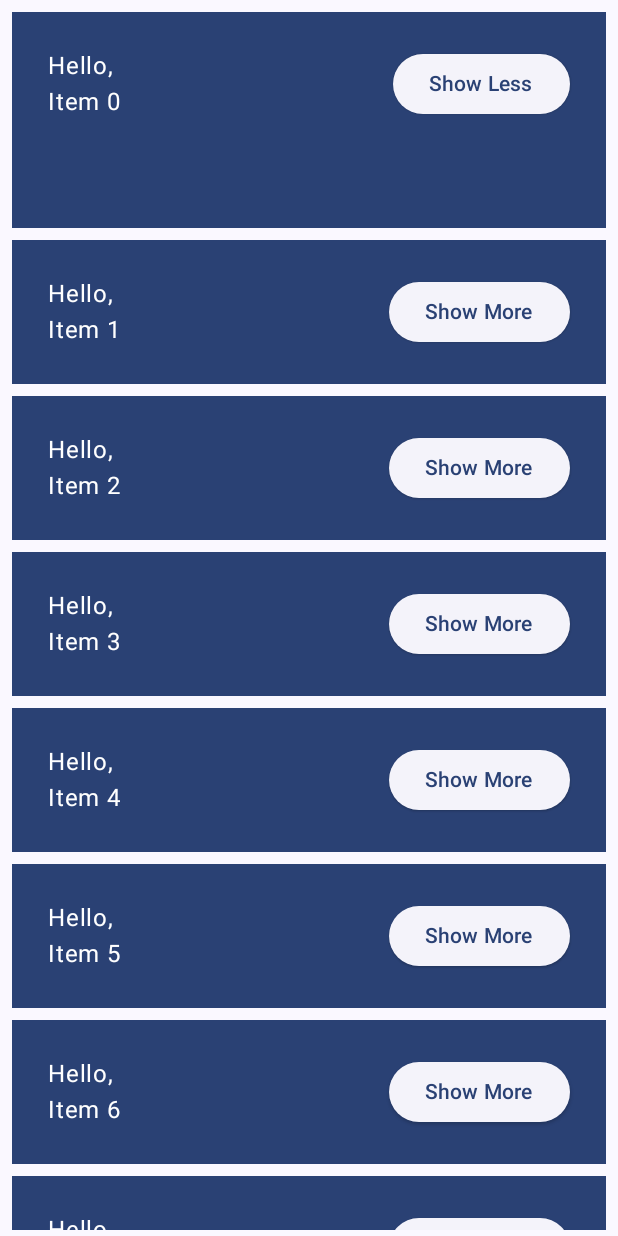
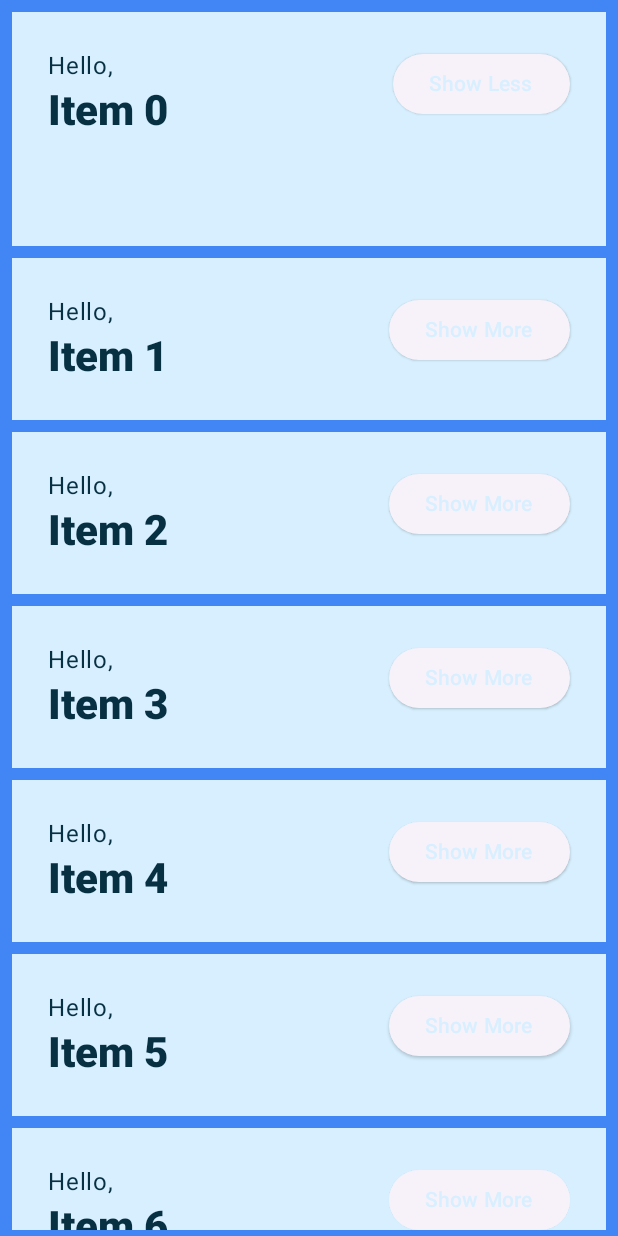
Before and after one commit to pereyrarg11/Codelab-Basic-Layouts, an Android app built with Jetpack Compose: the screen it shows after launch (MainActivity), after a tap on "Show More", on a phone screen of 412 x 824 dp. Run offline under Robolectric (Android 15) with nearby library versions, the phone set to English and light mode, and no system bars; 1 other tap on this screen came first.

Commit message:
chore: styling and theming

```diff
--- a/app/src/main/java/com/pereyrarg11/codelabbasiclayouts/MainActivity.kt
+++ b/app/src/main/java/com/pereyrarg11/codelabbasiclayouts/MainActivity.kt
@@ -1,5 +1,6 @@
 package com.pereyrarg11.codelabbasiclayouts
 
+import android.content.res.Configuration.UI_MODE_NIGHT_YES
 import android.os.Bundle
 import androidx.activity.ComponentActivity
 import androidx.activity.compose.setContent
@@ -14,6 +15,7 @@ import androidx.compose.runtime.*
 import androidx.compose.runtime.saveable.rememberSaveable
 import androidx.compose.ui.Alignment
 import androidx.compose.ui.Modifier
+import androidx.compose.ui.text.font.FontWeight
 import androidx.compose.ui.tooling.preview.Preview
 import androidx.compose.ui.unit.coerceAtLeast
 import androidx.compose.ui.unit.dp
@@ -82,7 +84,12 @@ fun Greeting(name: String) {
                     .padding(bottom = extraPadding.coerceAtLeast(0.dp))
             ) {
                 Text(text = "Hello,")
-                Text(text = name)
+                Text(
+                    text = name,
+                    style = MaterialTheme.typography.headlineMedium.copy(
+                        fontWeight = FontWeight.ExtraBold
+                    )
+                )
             }
             ElevatedButton(
                 onClick = {
@@ -128,6 +135,7 @@ fun MyAppPreview() {
     }
 }
 
+@Preview(showBackground = true, widthDp = 320, uiMode = UI_MODE_NIGHT_YES, name = "Dark")
 @Preview(showBackground = true, widthDp = 320)
 @Composable
 fun DefaultPreview() {
--- a/app/src/main/java/com/pereyrarg11/codelabbasiclayouts/ui/theme/Color.kt
+++ b/app/src/main/java/com/pereyrarg11/codelabbasiclayouts/ui/theme/Color.kt
@@ -9,3 +9,8 @@ val Pink80 = Color(0xFFEFB8C8)
 val Purple40 = Color(0xFF6650a4)
 val PurpleGrey40 = Color(0xFF625b71)
 val Pink40 = Color(0xFF7D5260)
+
+val Navy = Color(0xFF073042)
+val Blue = Color(0xFF4285F4)
+val LightBlue = Color(0xFFD7EFFE)
+val Chartreuse = Color(0xFFEFF7CF)
--- a/app/src/main/java/com/pereyrarg11/codelabbasiclayouts/ui/theme/Theme.kt
+++ b/app/src/main/java/com/pereyrarg11/codelabbasiclayouts/ui/theme/Theme.kt
@@ -3,37 +3,35 @@ package com.pereyrarg11.codelabbasiclayouts.ui.theme
 import android.app.Activity
 import android.os.Build
 import androidx.compose.foundation.isSystemInDarkTheme
-import androidx.compose.material3.MaterialTheme
-import androidx.compose.material3.darkColorScheme
-import androidx.compose.material3.dynamicDarkColorScheme
-import androidx.compose.material3.dynamicLightColorScheme
-import androidx.compose.material3.lightColorScheme
+import androidx.compose.material3.*
 import androidx.compose.runtime.Composable
 import androidx.compose.runtime.SideEffect
+import androidx.compose.ui.graphics.Color
 import androidx.compose.ui.graphics.toArgb
 import androidx.compose.ui.platform.LocalContext
 import androidx.compose.ui.platform.LocalView
 import androidx.core.view.ViewCompat
 
 private val DarkColorScheme = darkColorScheme(
-    primary = Purple80,
-    secondary = PurpleGrey80,
-    tertiary = Pink80
+    primary = Navy,
+    onPrimary = Chartreuse,
+    surface = Blue,
+    onSurface = Navy,
 )
 
 private val LightColorScheme = lightColorScheme(
-    primary = Purple40,
+    primary = LightBlue,
+    onPrimary = Navy,
     secondary = PurpleGrey40,
-    tertiary = Pink40
+    tertiary = Pink40,
+    surface = Blue,
+    onSurface = Color.White,
 
     /* Other default colors to override
     background = Color(0xFFFFFBFE),
-    surface = Color(0xFFFFFBFE),
-    onPrimary = Color.White,
     onSecondary = Color.White,
     onTertiary = Color.White,
     onBackground = Color(0xFF1C1B1F),
-    onSurface = Color(0xFF1C1B1F),
     */
 )
 
@@ -41,7 +39,7 @@ private val LightColorScheme = lightColorScheme(
 fun CodelabBasicLayoutsTheme(
     darkTheme: Boolean = isSystemInDarkTheme(),
     // Dynamic color is available on Android 12+
-    dynamicColor: Boolean = true,
+    dynamicColor: Boolean = false,
     content: @Composable () -> Unit
 ) {
     val colorScheme = when {
```
